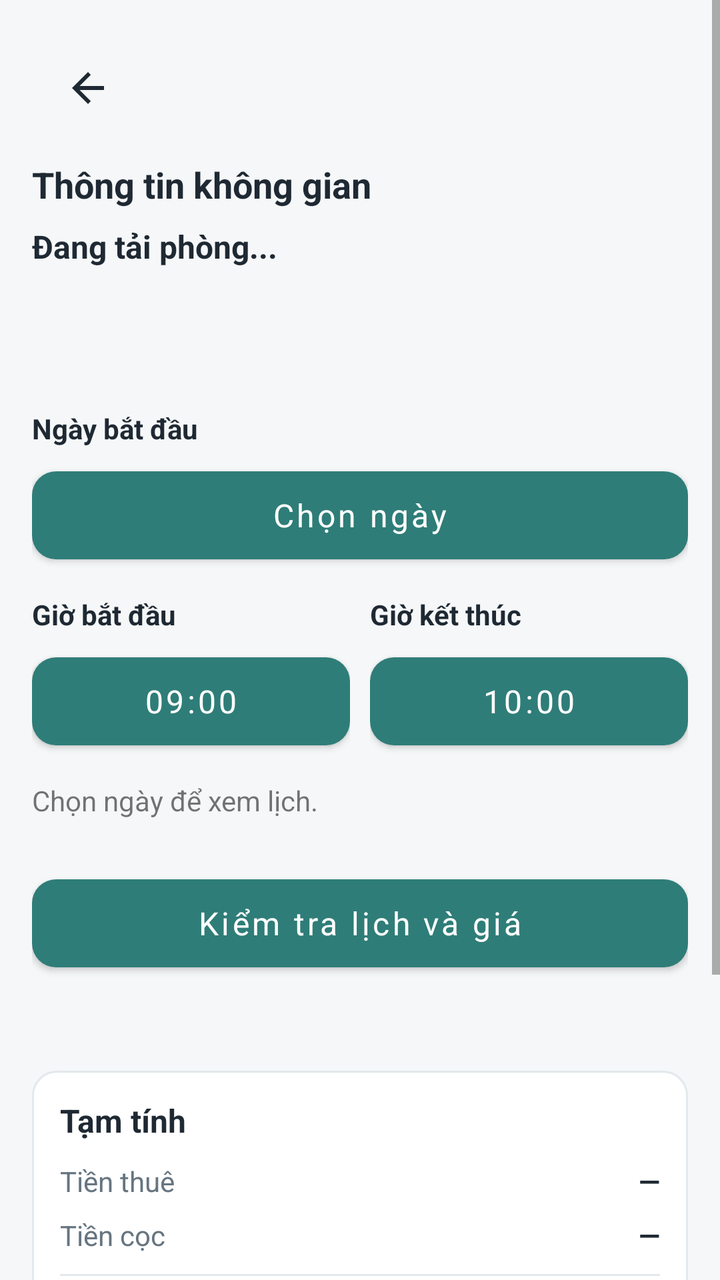
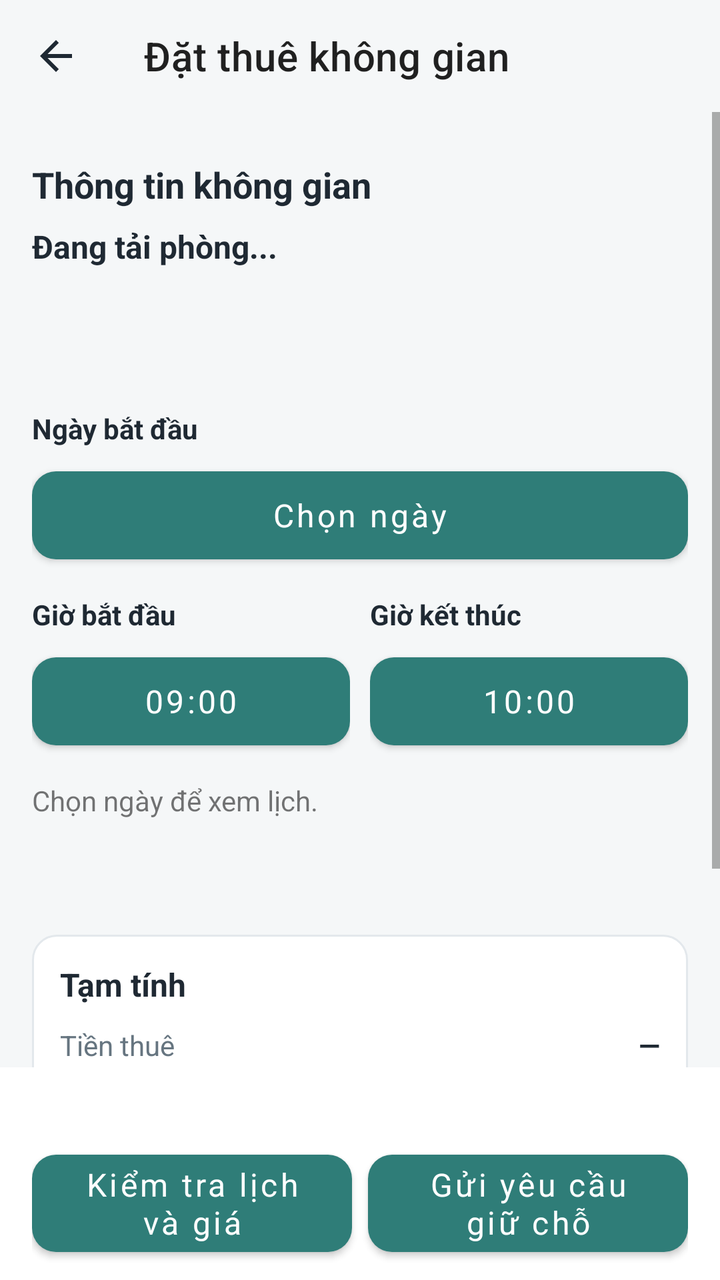

An Android layout rendered at two revisions. The XML below is the earlier revision; the diff shows what the commit changed to produce the second picture.
<!-- AndroidManifest.xml: application theme Theme.BroomSharing -->
<!-- res/layout/activity_booking.xml -->
<?xml version="1.0" encoding="utf-8"?>
<ScrollView xmlns:android="http://schemas.android.com/apk/res/android"
    xmlns:app="http://schemas.android.com/apk/res-auto"
    android:id="@+id/bookingRoot"
    android:layout_width="match_parent"
    android:layout_height="match_parent"
    android:background="@color/screen_bg"
    android:fillViewport="true">

    <LinearLayout
        android:layout_width="match_parent"
        android:layout_height="wrap_content"
        android:orientation="vertical"
        android:padding="16dp">

        <com.google.android.material.appbar.MaterialToolbar
            android:id="@+id/toolbar"
            android:layout_width="match_parent"
            android:layout_height="?attr/actionBarSize"
            android:title="@string/booking_title"
            android:titleTextColor="@color/text_primary"
            app:navigationIcon="@drawable/ic_arrow_back" />

        <TextView
            android:layout_width="match_parent"
            android:layout_height="wrap_content"
            android:layout_marginTop="8dp"
            android:text="@string/booking_info_heading"
            android:textColor="@color/text_primary"
            android:textSize="18sp"
            android:textStyle="bold" />

        <TextView
            android:id="@+id/tvRoomName"
            android:layout_width="match_parent"
            android:layout_height="wrap_content"
            android:layout_marginTop="8dp"
            android:text="Đang tải phòng..."
            android:textColor="@color/text_primary"
            android:textSize="16sp"
            android:textStyle="bold" />

        <TextView
            android:id="@+id/tvRoomAddress"
            android:layout_width="match_parent"
            android:layout_height="wrap_content"
            android:layout_marginTop="4dp"
            android:textColor="@color/text_secondary"
            android:textSize="13sp" />

        <TextView
            android:id="@+id/tvMode"
            android:layout_width="match_parent"
            android:layout_height="wrap_content"
            android:layout_marginTop="12dp"
            android:textColor="@color/teal_dark"
            android:textSize="14sp"
            android:textStyle="bold" />

        <TextView
            android:layout_width="match_parent"
            android:layout_height="wrap_content"
            android:layout_marginTop="18dp"
            android:text="@string/booking_date_label"
            android:textColor="@color/text_primary"
            android:textStyle="bold" />

        <com.google.android.material.button.MaterialButton
            android:id="@+id/dateButton"
            style="@style/Widget.BroomSharing.AuthButton"
            android:layout_width="match_parent"
            android:layout_height="wrap_content"
            android:layout_marginTop="6dp"
            android:text="@string/booking_choose_date" />

        <LinearLayout
            android:id="@+id/timeFields"
            android:layout_width="match_parent"
            android:layout_height="wrap_content"
            android:layout_marginTop="12dp"
            android:orientation="horizontal">

            <LinearLayout
                android:layout_width="0dp"
                android:layout_height="wrap_content"
                android:layout_weight="1"
                android:orientation="vertical">

                <TextView
                    android:layout_width="match_parent"
                    android:layout_height="wrap_content"
                    android:text="@string/booking_start_label"
                    android:textColor="@color/text_primary"
                    android:textStyle="bold" />

                <com.google.android.material.button.MaterialButton
                    android:id="@+id/startTimeButton"
                    style="@style/Widget.BroomSharing.AuthButton"
                    android:layout_width="match_parent"
                    android:layout_height="wrap_content"
                    android:layout_marginTop="6dp"
                    android:text="@string/booking_start_default" />
            </LinearLayout>

            <LinearLayout
                android:layout_width="0dp"
                android:layout_height="wrap_content"
                android:layout_marginStart="10dp"
                android:layout_weight="1"
                android:orientation="vertical">

                <TextView
                    android:layout_width="match_parent"
                    android:layout_height="wrap_content"
                    android:text="@string/booking_end_label"
                    android:textColor="@color/text_primary"
                    android:textStyle="bold" />

                <com.google.android.material.button.MaterialButton
                    android:id="@+id/endTimeButton"
                    style="@style/Widget.BroomSharing.AuthButton"
                    android:layout_width="match_parent"
                    android:layout_height="wrap_content"
                    android:layout_marginTop="6dp"
                    android:text="@string/booking_end_default" />
            </LinearLayout>
        </LinearLayout>

        <Spinner
            android:id="@+id/modeSpinner"
            android:layout_width="match_parent"
            android:layout_height="52dp"
            android:layout_marginTop="12dp"
            android:background="@drawable/bg_input"
            android:paddingStart="12dp"
            android:paddingEnd="12dp"
            android:visibility="gone" />

        <TextView android:id="@+id/tvAvailability" android:layout_width="match_parent" android:layout_height="wrap_content" android:paddingVertical="12dp" android:accessibilityLiveRegion="polite" android:text="Chọn ngày để xem lịch." />
        <com.google.android.material.button.MaterialButton android:id="@+id/btnQuote" style="@style/Widget.BroomSharing.AuthButton" android:layout_width="match_parent" android:layout_height="wrap_content" android:text="Kiểm tra lịch và giá" />
        <TextView
            android:id="@+id/tvUnitPrice"
            android:layout_width="match_parent"
            android:layout_height="wrap_content"
            android:layout_marginTop="12dp"
            android:textColor="@color/text_secondary"
            android:textSize="13sp" />

        <LinearLayout
            android:layout_width="match_parent"
            android:layout_height="wrap_content"
            android:layout_marginTop="16dp"
            android:background="@drawable/bg_card"
            android:orientation="vertical"
            android:padding="14dp">

            <TextView
                android:layout_width="match_parent"
                android:layout_height="wrap_content"
                android:text="@string/booking_estimate_title"
                android:textColor="@color/text_primary"
                android:textSize="16sp"
                android:textStyle="bold" />

            <LinearLayout
                android:layout_width="match_parent"
                android:layout_height="wrap_content"
                android:layout_marginTop="10dp"
                android:orientation="horizontal">

                <TextView
                    android:layout_width="0dp"
                    android:layout_height="wrap_content"
                    android:layout_weight="1"
                    android:text="@string/booking_rent_label"
                    android:textColor="@color/text_secondary" />

                <TextView
                    android:id="@+id/tvRentalAmount"
                    android:layout_width="wrap_content"
                    android:layout_height="wrap_content"
                    android:text="—"
                    android:textColor="@color/text_primary"
                    android:textStyle="bold" />
            </LinearLayout>

            <LinearLayout
                android:layout_width="match_parent"
                android:layout_height="wrap_content"
                android:layout_marginTop="8dp"
                android:orientation="horizontal">

                <TextView
                    android:layout_width="0dp"
                    android:layout_height="wrap_content"
                    android:layout_weight="1"
                    android:text="@string/booking_deposit_label"
                    android:textColor="@color/text_secondary" />

                <TextView
                    android:id="@+id/tvDepositAmount"
                    android:layout_width="wrap_content"
                    android:layout_height="wrap_content"
                    android:text="—"
                    android:textColor="@color/text_primary"
                    android:textStyle="bold" />
            </LinearLayout>

            <View
                android:layout_width="match_parent"
                android:layout_height="1dp"
                android:layout_marginTop="10dp"
                android:background="@color/border" />

            <LinearLayout
                android:layout_width="match_parent"
                android:layout_height="wrap_content"
                android:layout_marginTop="10dp"
                android:orientation="horizontal">

                <TextView
                    android:layout_width="0dp"
                    android:layout_height="wrap_content"
                    android:layout_weight="1"
                    android:text="@string/booking_total_label"
                    android:textColor="@color/text_primary"
                    android:textStyle="bold" />

                <TextView
                    android:id="@+id/tvTotalAmount"
                    android:layout_width="wrap_content"
                    android:layout_height="wrap_content"
                    android:text="—"
                    android:textColor="@color/teal_dark"
                    android:textSize="17sp"
                    android:textStyle="bold" />
            </LinearLayout>

            <TextView
                android:id="@+id/tvPaymentNote"
                android:layout_width="match_parent"
                android:layout_height="wrap_content"
                android:layout_marginTop="10dp"
                android:textColor="@color/text_secondary"
                android:textSize="12sp" />
        </LinearLayout>

        <ProgressBar
            android:id="@+id/progressBooking"
            android:layout_width="32dp"
            android:layout_height="32dp"
            android:layout_gravity="center_horizontal"
            android:layout_marginTop="14dp"
            android:visibility="gone" />

        <TextView
            android:id="@+id/tvBookingFeedback"
            android:layout_width="match_parent"
            android:layout_height="wrap_content"
            android:layout_marginTop="8dp"
            android:accessibilityLiveRegion="polite"
            android:textColor="@color/danger"
            android:textSize="13sp" />

        <com.google.android.material.button.MaterialButton
            android:id="@+id/btnSubmitBooking"
            style="@style/Widget.BroomSharing.AuthButton"
            android:layout_width="match_parent"
            android:layout_height="wrap_content"
            android:layout_marginTop="12dp"
            android:layout_marginBottom="20dp"
            android:text="@string/booking_submit" />
    </LinearLayout>
</ScrollView>
<!-- resources referenced by this layout -->
<resources>
  <color name="border">#E3E8EC</color>
  <color name="danger">#C94B4B</color>
  <color name="screen_bg">#F5F7F8</color>
  <color name="teal_dark">#246863</color>
  <color name="text_primary">#1F2933</color>
  <color name="text_secondary">#667580</color>
  <!-- drawable bg_card (drawable) -->
  <shape xmlns:android="http://schemas.android.com/apk/res/android" android:shape="rectangle">
      <solid android:color="@color/white" />
      <corners android:radius="12dp" />
      <stroke android:width="1dp" android:color="@color/border" />
  </shape>
  <!-- drawable bg_input (drawable) -->
  <shape xmlns:android="http://schemas.android.com/apk/res/android" android:shape="rectangle">
      <solid android:color="@color/white" />
      <corners android:radius="10dp" />
      <stroke android:width="1dp" android:color="@color/border" />
  </shape>
  <!-- drawable ic_arrow_back (drawable) -->
  <vector xmlns:android="http://schemas.android.com/apk/res/android" android:width="24dp" android:height="24dp" android:viewportWidth="24" android:viewportHeight="24">
      <path android:fillColor="#1F2933" android:pathData="M20,11H7.8l5.6,-5.6L12,4l-8,8 8,8 1.4,-1.4L7.8,13H20z"/>
  </vector>
  <string name="booking_choose_date">Chọn ngày</string>
  <string name="booking_date_label">Ngày bắt đầu</string>
  <string name="booking_deposit_label">Tiền cọc</string>
  <string name="booking_end_default">10:00</string>
  <string name="booking_end_label">Giờ kết thúc</string>
  <string name="booking_estimate_title">Tạm tính</string>
  <string name="booking_info_heading">Thông tin không gian</string>
  <string name="booking_rent_label">Tiền thuê</string>
  <string name="booking_start_default">09:00</string>
  <string name="booking_start_label">Giờ bắt đầu</string>
  <string name="booking_submit">Gửi yêu cầu giữ chỗ</string>
  <string name="booking_title">Đặt thuê không gian</string>
  <string name="booking_total_label">Tổng dự kiến</string>
  <style name="Widget.BroomSharing.AuthButton" parent="Widget.MaterialComponents.Button">
          <item name="android:layout_width">match_parent</item>
          <item name="android:layout_height">wrap_content</item>
          <item name="android:minHeight">56dp</item>
          <item name="android:layout_marginTop">12dp</item>
          <item name="android:textAllCaps">false</item>
          <item name="android:textSize">16sp</item>
          <item name="cornerRadius">12dp</item>
          <item name="backgroundTint">@color/teal</item>
      </style>
  <style name="Theme.BroomSharing" parent="Theme.MaterialComponents.DayNight.NoActionBar">
          <item name="colorPrimary">@color/teal</item>
          <item name="colorSecondary">@color/teal</item>
          <item name="colorPrimaryVariant">@color/teal_dark</item>
          <item name="colorOnPrimary">@color/white</item>
          <item name="android:fontFamily">sans-serif</item>
          <item name="android:windowLightStatusBar">true</item>
          <item name="android:statusBarColor">@color/white</item>
          <item name="android:navigationBarColor">@color/white</item>
          <item name="android:windowBackground">@color/screen_bg</item>
      </style>
  <color name="white">#FFFFFF</color>
  <color name="teal">#2F7D78</color>
</resources>

<!-- the commit's change to res/layout/activity_booking.xml (unified diff, before → after) -->
@@ -1,274 +1,51 @@
-<?xml version="1.0" encoding="utf-8"?>
-<ScrollView xmlns:android="http://schemas.android.com/apk/res/android"
-    xmlns:app="http://schemas.android.com/apk/res-auto"
-    android:id="@+id/bookingRoot"
-    android:layout_width="match_parent"
-    android:layout_height="match_parent"
-    android:background="@color/screen_bg"
-    android:fillViewport="true">
-
-    <LinearLayout
-        android:layout_width="match_parent"
-        android:layout_height="wrap_content"
-        android:orientation="vertical"
-        android:padding="16dp">
-
-        <com.google.android.material.appbar.MaterialToolbar
-            android:id="@+id/toolbar"
-            android:layout_width="match_parent"
-            android:layout_height="?attr/actionBarSize"
-            android:title="@string/booking_title"
-            android:titleTextColor="@color/text_primary"
-            app:navigationIcon="@drawable/ic_arrow_back" />
-
-        <TextView
-            android:layout_width="match_parent"
-            android:layout_height="wrap_content"
-            android:layout_marginTop="8dp"
-            android:text="@string/booking_info_heading"
-            android:textColor="@color/text_primary"
-            android:textSize="18sp"
-            android:textStyle="bold" />
-
-        <TextView
-            android:id="@+id/tvRoomName"
-            android:layout_width="match_parent"
-            android:layout_height="wrap_content"
-            android:layout_marginTop="8dp"
-            android:text="Đang tải phòng..."
-            android:textColor="@color/text_primary"
-            android:textSize="16sp"
-            android:textStyle="bold" />
-
-        <TextView
-            android:id="@+id/tvRoomAddress"
-            android:layout_width="match_parent"
-            android:layout_height="wrap_content"
-            android:layout_marginTop="4dp"
-            android:textColor="@color/text_secondary"
-            android:textSize="13sp" />
-
-        <TextView
-            android:id="@+id/tvMode"
-            android:layout_width="match_parent"
-            android:layout_height="wrap_content"
-            android:layout_marginTop="12dp"
-            android:textColor="@color/teal_dark"
-            android:textSize="14sp"
-            android:textStyle="bold" />
-
-        <TextView
-            android:layout_width="match_parent"
-            android:layout_height="wrap_content"
-            android:layout_marginTop="18dp"
-            android:text="@string/booking_date_label"
-            android:textColor="@color/text_primary"
-            android:textStyle="bold" />
-
-        <com.google.android.material.button.MaterialButton
-            android:id="@+id/dateButton"
-            style="@style/Widget.BroomSharing.AuthButton"
-            android:layout_width="match_parent"
-            android:layout_height="wrap_content"
-            android:layout_marginTop="6dp"
-            android:text="@string/booking_choose_date" />
-
-        <LinearLayout
-            android:id="@+id/timeFields"
-            android:layout_width="match_parent"
-            android:layout_height="wrap_content"
-            android:layout_marginTop="12dp"
-            android:orientation="horizontal">
-
-            <LinearLayout
-                android:layout_width="0dp"
-                android:layout_height="wrap_content"
-                android:layout_weight="1"
-                android:orientation="vertical">
-
-                <TextView
-                    android:layout_width="match_parent"
-                    android:layout_height="wrap_content"
-                    android:text="@string/booking_start_label"
-                    android:textColor="@color/text_primary"
-                    android:textStyle="bold" />
-
-                <com.google.android.material.button.MaterialButton
-                    android:id="@+id/startTimeButton"
-                    style="@style/Widget.BroomSharing.AuthButton"
-                    android:layout_width="match_parent"
-                    android:layout_height="wrap_content"
-                    android:layout_marginTop="6dp"
-                    android:text="@string/booking_start_default" />
+<LinearLayout xmlns:android="http://schemas.android.com/apk/res/android" xmlns:app="http://schemas.android.com/apk/res-auto" android:id="@+id/bookingRoot" android:layout_width="match_parent" android:layout_height="match_parent" android:orientation="vertical" android:background="@color/screen_bg">
+    <com.google.android.material.appbar.MaterialToolbar android:id="@+id/toolbar" android:layout_width="match_parent" android:layout_height="?attr/actionBarSize" android:titleTextColor="@color/text_primary" app:navigationIcon="@drawable/ic_arrow_back" app:title="@string/booking_title" />
+    <ScrollView android:layout_width="match_parent" android:layout_height="0dp" android:layout_weight="1" android:fillViewport="true">
+        <LinearLayout android:layout_width="match_parent" android:layout_height="wrap_content" android:orientation="vertical" android:padding="16dp">
+            <TextView android:layout_width="match_parent" android:layout_height="wrap_content" android:layout_marginTop="8dp" android:text="@string/booking_info_heading" android:textColor="@color/text_primary" android:textSize="18sp" android:textStyle="bold" />
+            <TextView android:id="@+id/tvRoomName" android:layout_width="match_parent" android:layout_height="wrap_content" android:layout_marginTop="8dp" android:text="Đang tải phòng..." android:textColor="@color/text_primary" android:textSize="16sp" android:textStyle="bold" />
+            <TextView android:id="@+id/tvRoomAddress" android:layout_width="match_parent" android:layout_height="wrap_content" android:layout_marginTop="4dp" android:textColor="@color/text_secondary" android:textSize="13sp" />
+            <TextView android:id="@+id/tvMode" android:layout_width="match_parent" android:layout_height="wrap_content" android:layout_marginTop="12dp" android:textColor="@color/teal_dark" android:textSize="14sp" android:textStyle="bold" />
+            <TextView android:layout_width="match_parent" android:layout_height="wrap_content" android:layout_marginTop="18dp" android:text="@string/booking_date_label" android:textColor="@color/text_primary" android:textStyle="bold" />
+            <com.google.android.material.button.MaterialButton android:id="@+id/dateButton" style="@style/Widget.BroomSharing.AuthButton" android:layout_width="match_parent" android:layout_height="wrap_content" android:layout_marginTop="6dp" android:text="@string/booking_choose_date" />
+            <LinearLayout android:id="@+id/timeFields" android:layout_width="match_parent" android:layout_height="wrap_content" android:layout_marginTop="12dp" android:orientation="horizontal">
+                <LinearLayout android:layout_width="0dp" android:layout_height="wrap_content" android:layout_weight="1" android:orientation="vertical">
+                    <TextView android:layout_width="match_parent" android:layout_height="wrap_content" android:text="@string/booking_start_label" android:textColor="@color/text_primary" android:textStyle="bold" />
+                    <com.google.android.material.button.MaterialButton android:id="@+id/startTimeButton" style="@style/Widget.BroomSharing.AuthButton" android:layout_width="match_parent" android:layout_height="wrap_content" android:layout_marginTop="6dp" android:text="@string/booking_start_default" />
+                </LinearLayout>
+                <LinearLayout android:layout_width="0dp" android:layout_height="wrap_content" android:layout_marginStart="10dp" android:layout_weight="1" android:orientation="vertical">
+                    <TextView android:layout_width="match_parent" android:layout_height="wrap_content" android:text="@string/booking_end_label" android:textColor="@color/text_primary" android:textStyle="bold" />
+                    <com.google.android.material.button.MaterialButton android:id="@+id/endTimeButton" style="@style/Widget.BroomSharing.AuthButton" android:layout_width="match_parent" android:layout_height="wrap_content" android:layout_marginTop="6dp" android:text="@string/booking_end_default" />
+                </LinearLayout>
             </LinearLayout>
-
-            <LinearLayout
-                android:layout_width="0dp"
-                android:layout_height="wrap_content"
-                android:layout_marginStart="10dp"
-                android:layout_weight="1"
-                android:orientation="vertical">
-
-                <TextView
-                    android:layout_width="match_parent"
-                    android:layout_height="wrap_content"
-                    android:text="@string/booking_end_label"
-                    android:textColor="@color/text_primary"
-                    android:textStyle="bold" />
-
-                <com.google.android.material.button.MaterialButton
-                    android:id="@+id/endTimeButton"
-                    style="@style/Widget.BroomSharing.AuthButton"
-                    android:layout_width="match_parent"
-                    android:layout_height="wrap_content"
-                    android:layout_marginTop="6dp"
-                    android:text="@string/booking_end_default" />
+            <Spinner android:id="@+id/modeSpinner" android:layout_width="match_parent" android:layout_height="52dp" android:layout_marginTop="12dp" android:background="@drawable/bg_input" android:paddingStart="12dp" android:paddingEnd="12dp" android:visibility="gone" />
+            <TextView android:id="@+id/tvAvailability" android:layout_width="match_parent" android:layout_height="wrap_content" android:paddingVertical="12dp" android:accessibilityLiveRegion="polite" android:text="Chọn ngày để xem lịch." />
+            <TextView android:id="@+id/tvUnitPrice" android:layout_width="match_parent" android:layout_height="wrap_content" android:layout_marginTop="12dp" android:textColor="@color/text_secondary" android:textSize="13sp" />
+            <LinearLayout android:layout_width="match_parent" android:layout_height="wrap_content" android:layout_marginTop="16dp" android:background="@drawable/bg_card" android:orientation="vertical" android:padding="14dp">
+                <TextView android:layout_width="match_parent" android:layout_height="wrap_content" android:text="@string/booking_estimate_title" android:textColor="@color/text_primary" android:textSize="16sp" android:textStyle="bold" />
+                <LinearLayout android:layout_width="match_parent" android:layout_height="wrap_content" android:layout_marginTop="10dp" android:orientation="horizontal">
+                    <TextView android:layout_width="0dp" android:layout_height="wrap_content" android:layout_weight="1" android:text="@string/booking_rent_label" android:textColor="@color/text_secondary" />
+                    <TextView android:id="@+id/tvRentalAmount" android:layout_width="wrap_content" android:layout_height="wrap_content" android:text="—" android:textColor="@color/text_primary" android:textStyle="bold" />
+                </LinearLayout>
+                <LinearLayout android:layout_width="match_parent" android:layout_height="wrap_content" android:layout_marginTop="8dp" android:orientation="horizontal">
+                    <TextView android:layout_width="0dp" android:layout_height="wrap_content" android:layout_weight="1" android:text="@string/booking_deposit_label" android:textColor="@color/text_secondary" />
+                    <TextView android:id="@+id/tvDepositAmount" android:layout_width="wrap_content" android:layout_height="wrap_content" android:text="—" android:textColor="@color/text_primary" android:textStyle="bold" />
+                </LinearLayout>
+                <View android:layout_width="match_parent" android:layout_height="1dp" android:layout_marginTop="10dp" android:background="@color/border" />
+                <LinearLayout android:layout_width="match_parent" android:layout_height="wrap_content" android:layout_marginTop="10dp" android:orientation="horizontal">
+                    <TextView android:layout_width="0dp" android:layout_height="wrap_content" android:layout_weight="1" android:text="@string/booking_total_label" android:textColor="@color/text_primary" android:textStyle="bold" />
+                    <TextView android:id="@+id/tvTotalAmount" android:layout_width="wrap_content" android:layout_height="wrap_content" android:text="—" android:textColor="@color/teal_dark" android:textSize="17sp" android:textStyle="bold" />
+                </LinearLayout>
+                <TextView android:id="@+id/tvPaymentNote" android:layout_width="match_parent" android:layout_height="wrap_content" android:layout_marginTop="10dp" android:textColor="@color/text_secondary" android:textSize="12sp" />
             </LinearLayout>
         </LinearLayout>
-
-        <Spinner
-            android:id="@+id/modeSpinner"
-            android:layout_width="match_parent"
-            android:layout_height="52dp"
-            android:layout_marginTop="12dp"
-            android:background="@drawable/bg_input"
-            android:paddingStart="12dp"
-            android:paddingEnd="12dp"
-            android:visibility="gone" />
-
-        <TextView android:id="@+id/tvAvailability" android:layout_width="match_parent" android:layout_height="wrap_content" android:paddingVertical="12dp" android:accessibilityLiveRegion="polite" android:text="Chọn ngày để xem lịch." />
-        <com.google.android.material.button.MaterialButton android:id="@+id/btnQuote" style="@style/Widget.BroomSharing.AuthButton" android:layout_width="match_parent" android:layout_height="wrap_content" android:text="Kiểm tra lịch và giá" />
-        <TextView
-            android:id="@+id/tvUnitPrice"
-            android:layout_width="match_parent"
-            android:layout_height="wrap_content"
-            android:layout_marginTop="12dp"
-            android:textColor="@color/text_secondary"
-            android:textSize="13sp" />
-
-        <LinearLayout
-            android:layout_width="match_parent"
-            android:layout_height="wrap_content"
-            android:layout_marginTop="16dp"
-            android:background="@drawable/bg_card"
-            android:orientation="vertical"
-            android:padding="14dp">
-
-            <TextView
-                android:layout_width="match_parent"
-                android:layout_height="wrap_content"
-                android:text="@string/booking_estimate_title"
-                android:textColor="@color/text_primary"
-                android:textSize="16sp"
-                android:textStyle="bold" />
-
-            <LinearLayout
-                android:layout_width="match_parent"
-                android:layout_height="wrap_content"
-                android:layout_marginTop="10dp"
-                android:orientation="horizontal">
-
-                <TextView
-                    android:layout_width="0dp"
-                    android:layout_height="wrap_content"
-                    android:layout_weight="1"
-                    android:text="@string/booking_rent_label"
-                    android:textColor="@color/text_secondary" />
-
-                <TextView
-                    android:id="@+id/tvRentalAmount"
-                    android:layout_width="wrap_content"
-                    android:layout_height="wrap_content"
-                    android:text="—"
-                    android:textColor="@color/text_primary"
-                    android:textStyle="bold" />
-            </LinearLayout>
-
-            <LinearLayout
-                android:layout_width="match_parent"
-                android:layout_height="wrap_content"
-                android:layout_marginTop="8dp"
-                android:orientation="horizontal">
-
-                <TextView
-                    android:layout_width="0dp"
-                    android:layout_height="wrap_content"
-                    android:layout_weight="1"
-                    android:text="@string/booking_deposit_label"
-                    android:textColor="@color/text_secondary" />
-
-                <TextView
-                    android:id="@+id/tvDepositAmount"
-                    android:layout_width="wrap_content"
-                    android:layout_height="wrap_content"
-                    android:text="—"
-                    android:textColor="@color/text_primary"
-                    android:textStyle="bold" />
-            </LinearLayout>
-
-            <View
-                android:layout_width="match_parent"
-                android:layout_height="1dp"
-                android:layout_marginTop="10dp"
-                android:background="@color/border" />
-
-            <LinearLayout
-                android:layout_width="match_parent"
-                android:layout_height="wrap_content"
-                android:layout_marginTop="10dp"
-                android:orientation="horizontal">
-
-                <TextView
-                    android:layout_width="0dp"
-                    android:layout_height="wrap_content"
-                    android:layout_weight="1"
-                    android:text="@string/booking_total_label"
-                    android:textColor="@color/text_primary"
-                    android:textStyle="bold" />
-
-                <TextView
-                    android:id="@+id/tvTotalAmount"
-                    android:layout_width="wrap_content"
-                    android:layout_height="wrap_content"
-                    android:text="—"
-                    android:textColor="@color/teal_dark"
-                    android:textSize="17sp"
-                    android:textStyle="bold" />
-            </LinearLayout>
-
-            <TextView
-                android:id="@+id/tvPaymentNote"
-                android:layout_width="match_parent"
-                android:layout_height="wrap_content"
-                android:layout_marginTop="10dp"
-                android:textColor="@color/text_secondary"
-                android:textSize="12sp" />
+    </ScrollView>
+    <LinearLayout android:layout_width="match_parent" android:layout_height="wrap_content" android:orientation="vertical" android:background="@color/white" android:paddingStart="16dp" android:paddingEnd="16dp" android:paddingBottom="8dp">
+        <ProgressBar android:id="@+id/progressBooking" android:layout_width="32dp" android:layout_height="32dp" android:layout_gravity="center_horizontal" android:layout_marginTop="14dp" android:visibility="gone" />
+        <TextView android:id="@+id/tvBookingFeedback" android:layout_width="match_parent" android:layout_height="wrap_content" android:layout_marginTop="8dp" android:accessibilityLiveRegion="polite" android:textColor="@color/danger" android:textSize="13sp" />
+        <LinearLayout android:layout_width="match_parent" android:layout_height="wrap_content" android:orientation="horizontal">
+            <com.google.android.material.button.MaterialButton android:id="@+id/btnQuote" style="@style/Widget.BroomSharing.AuthButton" android:layout_width="0dp" android:layout_height="wrap_content" android:text="Kiểm tra lịch và giá" android:layout_weight="1" android:minHeight="56dp" android:textAllCaps="false" android:layout_marginBottom="0dp" android:layout_marginEnd="8dp" />
+            <com.google.android.material.button.MaterialButton android:id="@+id/btnSubmitBooking" style="@style/Widget.BroomSharing.AuthButton" android:layout_width="0dp" android:layout_height="wrap_content" android:layout_marginTop="12dp" android:layout_marginBottom="0dp" android:text="@string/booking_submit" android:layout_weight="1" android:minHeight="56dp" android:textAllCaps="false" />
         </LinearLayout>
-
-        <ProgressBar
-            android:id="@+id/progressBooking"
-            android:layout_width="32dp"
-            android:layout_height="32dp"
-            android:layout_gravity="center_horizontal"
-            android:layout_marginTop="14dp"
-            android:visibility="gone" />
-
-        <TextView
-            android:id="@+id/tvBookingFeedback"
-            android:layout_width="match_parent"
-            android:layout_height="wrap_content"
-            android:layout_marginTop="8dp"
-            android:accessibilityLiveRegion="polite"
-            android:textColor="@color/danger"
-            android:textSize="13sp" />
-
-        <com.google.android.material.button.MaterialButton
-            android:id="@+id/btnSubmitBooking"
-            style="@style/Widget.BroomSharing.AuthButton"
-            android:layout_width="match_parent"
-            android:layout_height="wrap_content"
-            android:layout_marginTop="12dp"
-            android:layout_marginBottom="20dp"
-            android:text="@string/booking_submit" />
     </LinearLayout>
-</ScrollView>
+</LinearLayout>
